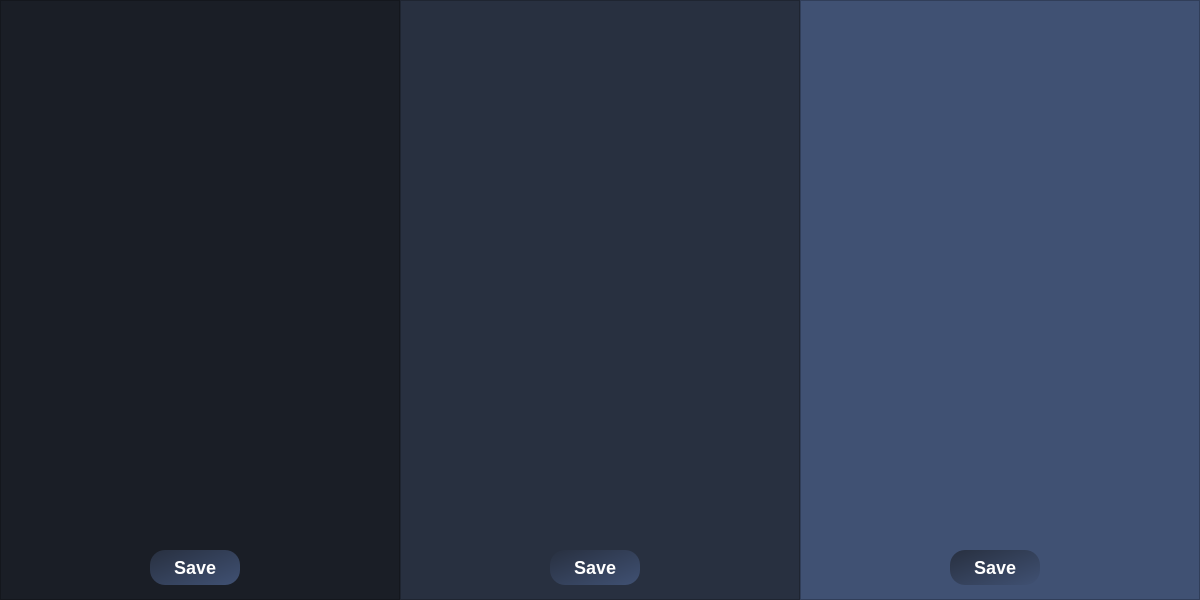
The window that Notes.ui (WEAREABOBAHACK/WAAH) describes before a commit, drawn with Qt 5.
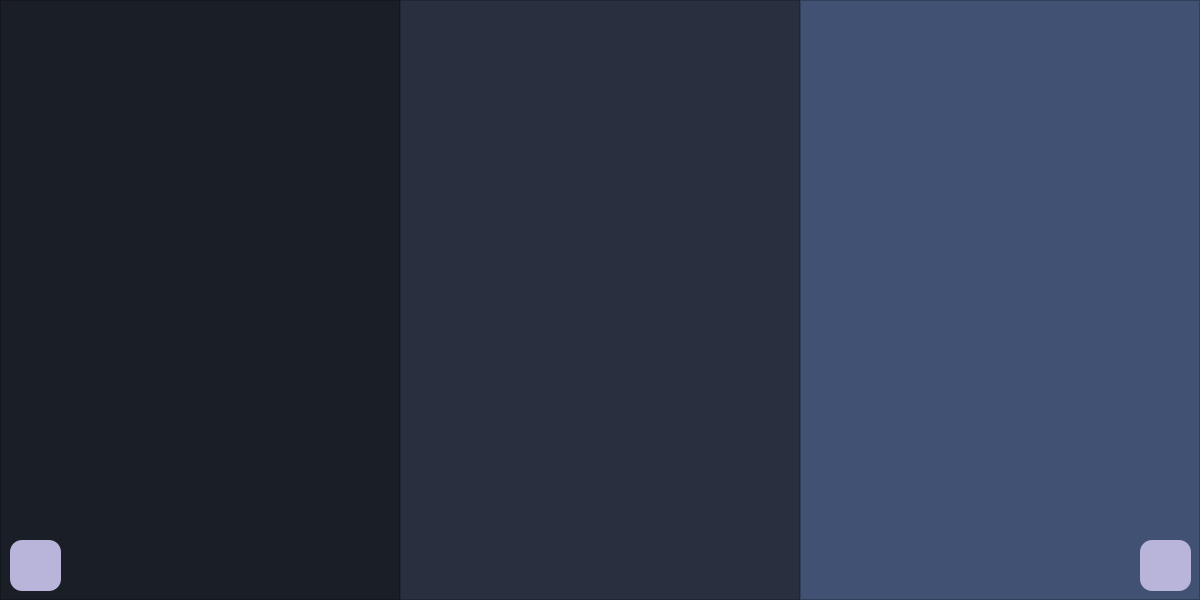
The same window after the commit. Icons and pictures are not drawn.

Commit message:
Notes. Ver1.1
Now its works, and saves.
But it still have a one problem:
if u dont write smth on any note and try to reload: it will be crash

Patch:
```diff
--- a/Notes.ui
+++ b/Notes.ui
@@ -61,27 +61,39 @@
     <widget class="QPushButton" name="pushButton">
      <property name="geometry">
       <rect>
-       <x>150</x>
-       <y>550</y>
-       <width>90</width>
-       <height>35</height>
+       <x>10</x>
+       <y>540</y>
+       <width>51</width>
+       <height>51</height>
       </rect>
      </property>
      <property name="styleSheet">
       <string notr="true">QPushButton {
-    background-color: qlineargradient(x1:0, y1:0, x2:1, y2:1, stop:0 #283040, stop:1 #405173);
-    border-radius: 15px;
+	background-color:#B9B4D9;
+	border-radius: 12px;
     color: white;
     padding: 10px 20px;
-    font-size: 18px;
-    font-weight: bold;
 }
 QPushButton:hover {
     background-color: qlineargradient(x1:0, y1:0, x2:1, y2:1, stop:0 #405173, stop:1 #283040);
-}</string>
+}
+QPushButton:pressed {
+    background-color: qlineargradient(x1:0, y1:0, x2:1, y2:1, stop:0 #283040, stop:1 #405173);
+    border-radius: 12px;
+    color: white;
+	background-image: url();
+    padding: 10px 20px;
+    font-size: 16px;
+    font-weight: bold;
+}
+</string>
      </property>
      <property name="text">
-      <string>Save</string>
+      <string/>
+     </property>
+     <property name="icon">
+      <iconset>
+       <normaloff>free-icon-font-refresh-3917766.png</normaloff>free-icon-font-refresh-3917766.png</iconset>
      </property>
     </widget>
    </widget>
@@ -129,32 +141,6 @@
 &lt;p style=&quot;-qt-paragraph-type:empty; margin-top:0px; margin-bottom:0px; margin-left:0px; margin-right:0px; -qt-block-indent:0; text-indent:0px;&quot;&gt;&lt;br /&gt;&lt;/p&gt;&lt;/body&gt;&lt;/html&gt;</string>
      </property>
     </widget>
-    <widget class="QPushButton" name="pushButton_2">
-     <property name="geometry">
-      <rect>
-       <x>150</x>
-       <y>550</y>
-       <width>90</width>
-       <height>35</height>
-      </rect>
-     </property>
-     <property name="styleSheet">
-      <string notr="true">QPushButton {
-    background-color: qlineargradient(x1:0, y1:0, x2:1, y2:1, stop:0 #283040, stop:1 #405173);
-    border-radius: 15px;
-    color: white;
-    padding: 10px 20px;
-    font-size: 18px;
-    font-weight: bold;
-}
-QPushButton:hover {
-    background-color: qlineargradient(x1:0, y1:0, x2:1, y2:1, stop:0 #405173, stop:1 #283040);
-}</string>
-     </property>
-     <property name="text">
-      <string>Save</string>
-     </property>
-    </widget>
    </widget>
    <widget class="QFrame" name="frame_3">
     <property name="geometry">
@@ -188,7 +174,7 @@
      </property>
      <property name="font">
       <font>
-       <family>RomanS</family>
+       <family>RomanD</family>
        <pointsize>18</pointsize>
       </font>
      </property>
@@ -199,34 +185,46 @@
       <string>&lt;!DOCTYPE HTML PUBLIC &quot;-//W3C//DTD HTML 4.0//EN&quot; &quot;http://www.w3.org/TR/REC-html40/strict.dtd&quot;&gt;
 &lt;html&gt;&lt;head&gt;&lt;meta name=&quot;qrichtext&quot; content=&quot;1&quot; /&gt;&lt;style type=&quot;text/css&quot;&gt;
 p, li { white-space: pre-wrap; }
-&lt;/style&gt;&lt;/head&gt;&lt;body style=&quot; font-family:'RomanS'; font-size:18pt; font-weight:400; font-style:normal;&quot;&gt;
-&lt;p style=&quot;-qt-paragraph-type:empty; margin-top:0px; margin-bottom:0px; margin-left:0px; margin-right:0px; -qt-block-indent:0; text-indent:0px;&quot;&gt;&lt;br /&gt;&lt;/p&gt;&lt;/body&gt;&lt;/html&gt;</string>
+&lt;/style&gt;&lt;/head&gt;&lt;body style=&quot; font-family:'RomanD'; font-size:18pt; font-weight:400; font-style:normal;&quot;&gt;
+&lt;p style=&quot;-qt-paragraph-type:empty; margin-top:0px; margin-bottom:0px; margin-left:0px; margin-right:0px; -qt-block-indent:0; text-indent:0px; font-family:'RomanS';&quot;&gt;&lt;br /&gt;&lt;/p&gt;&lt;/body&gt;&lt;/html&gt;</string>
      </property>
     </widget>
     <widget class="QPushButton" name="pushButton_3">
      <property name="geometry">
       <rect>
-       <x>150</x>
-       <y>550</y>
-       <width>90</width>
-       <height>35</height>
+       <x>340</x>
+       <y>540</y>
+       <width>51</width>
+       <height>51</height>
       </rect>
      </property>
      <property name="styleSheet">
       <string notr="true">QPushButton {
-    background-color: qlineargradient(x1:0, y1:0, x2:1, y2:1, stop:0 #283040, stop:1 #405173);
-    border-radius: 15px;
+	background-color:#B9B4D9;
+	border-radius: 12px;
     color: white;
     padding: 10px 20px;
-    font-size: 18px;
-    font-weight: bold;
 }
 QPushButton:hover {
     background-color: qlineargradient(x1:0, y1:0, x2:1, y2:1, stop:0 #405173, stop:1 #283040);
-}</string>
+}
+QPushButton:pressed {
+    background-color: qlineargradient(x1:0, y1:0, x2:1, y2:1, stop:0 #283040, stop:1 #405173);
+    border-radius: 12px;
+    color: white;
+	background-image: url();
+    padding: 10px 20px;
+    font-size: 16px;
+    font-weight: bold;
+}
+</string>
      </property>
      <property name="text">
-      <string>Save</string>
+      <string/>
+     </property>
+     <property name="icon">
+      <iconset>
+       <normaloff>free-icon-font-add-document-3914295.png</normaloff>free-icon-font-add-document-3914295.png</iconset>
      </property>
     </widget>
    </widget>
```
Left out of the diff: 6 changed lines with no effect on the pictures. The commit also changes 3 other files.
